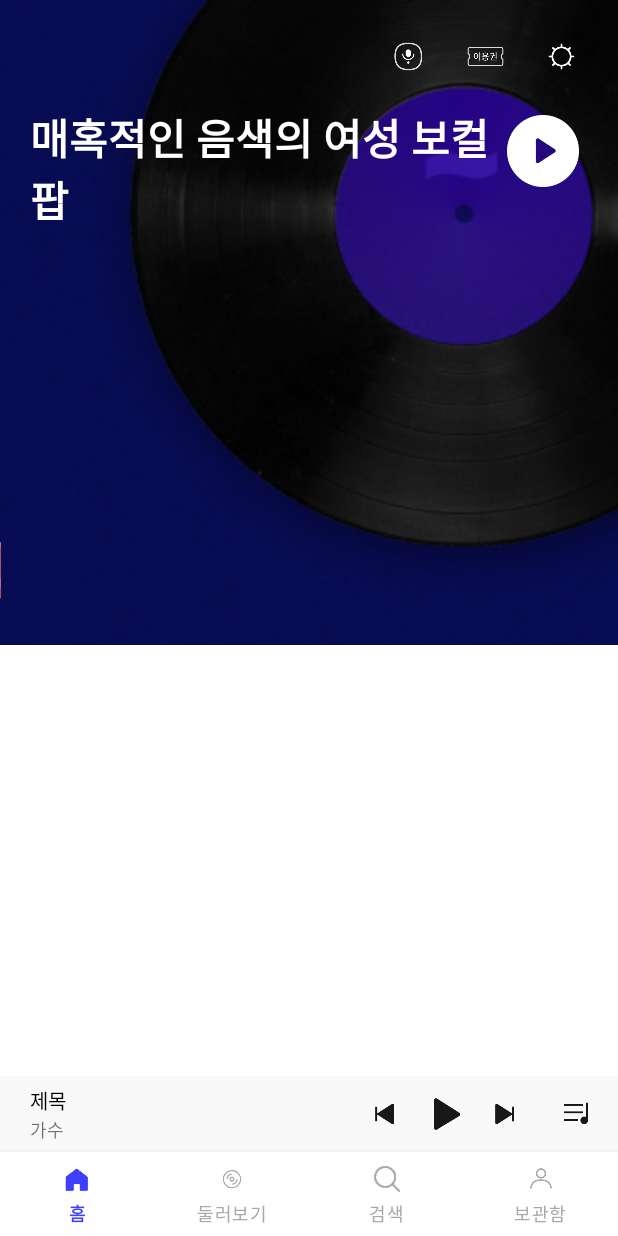
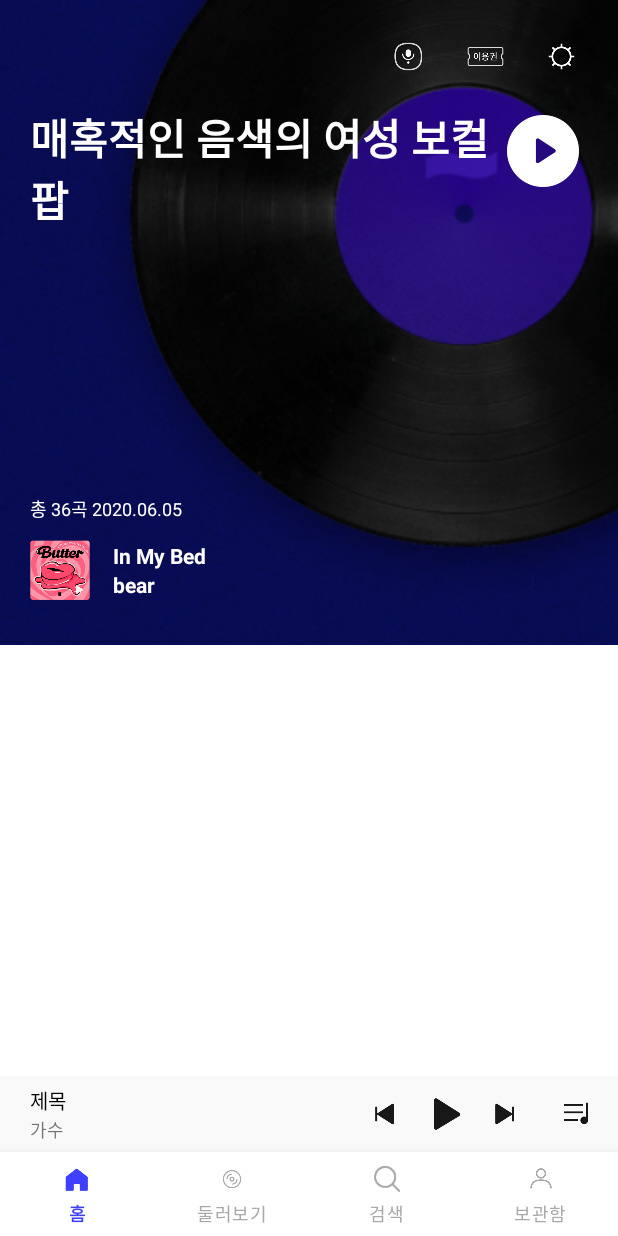
Before and after one commit to joeun-01/flo, an Android app: the screen it shows after launch (MainActivity), on a phone screen of 412 x 824 dp. Run offline under Robolectric (Android 15) with nearby library versions, the phone set to English and light mode, and no system bars.

Commit message:
홈 화면 업데이트

```diff
--- a/app/src/main/res/layout/fragment_home.xml
+++ b/app/src/main/res/layout/fragment_home.xml
@@ -80,10 +80,44 @@
         android:src="@drawable/img_album_exp"
         android:layout_marginStart="20dp"
         android:layout_marginBottom="30dp"
-        app:layout_constraintEnd_toStartOf="parent"
+        app:layout_constraintStart_toStartOf="parent"
         app:layout_constraintBottom_toBottomOf="@id/home_pannel_background_iv"/>
 
+    <TextView
+        android:id="@+id/home_pannel_album_info_tv"
+        android:layout_width="wrap_content"
+        android:layout_height="wrap_content"
+        android:text="총 36곡 2020.06.05"
+        android:textColor="@color/white"
+        android:textSize="12sp"
+        android:layout_marginStart="20dp"
+        android:layout_marginBottom="12dp"
+        app:layout_constraintBottom_toTopOf="@id/home_pannel_album_img_iv"
+        app:layout_constraintStart_toStartOf="parent"/>
 
+    <TextView
+        android:id="@+id/home_pannel_album_title_tv"
+        android:layout_width="wrap_content"
+        android:layout_height="wrap_content"
+        android:text="In My Bed"
+        android:textColor="@color/white"
+        android:textStyle="bold"
+        android:layout_marginStart="15dp"
+        app:layout_constraintStart_toEndOf="@id/home_pannel_album_img_iv"
+        app:layout_constraintBottom_toTopOf="@id/home_pannel_album_singer_tv"
+        app:layout_constraintTop_toTopOf="@id/home_pannel_album_img_iv"/>
+
+    <TextView
+        android:id="@+id/home_pannel_album_singer_tv"
+        android:layout_width="wrap_content"
+        android:layout_height="wrap_content"
+        android:text="bear"
+        android:textColor="@color/white"
+        android:textStyle="bold"
+        android:layout_marginStart="15dp"
+        app:layout_constraintStart_toEndOf="@id/home_pannel_album_img_iv"
+        app:layout_constraintTop_toBottomOf="@id/home_pannel_album_title_tv"
+        app:layout_constraintBottom_toBottomOf="@id/home_pannel_album_img_iv"/>
 
     </androidx.constraintlayout.widget.ConstraintLayout>
 
```
